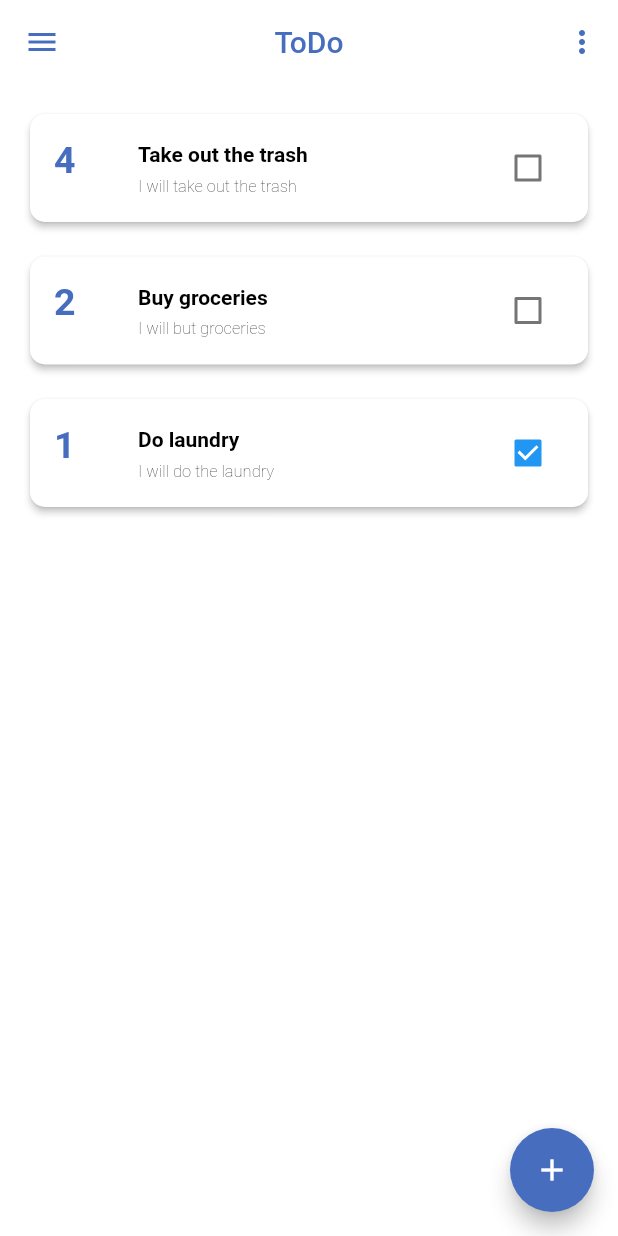
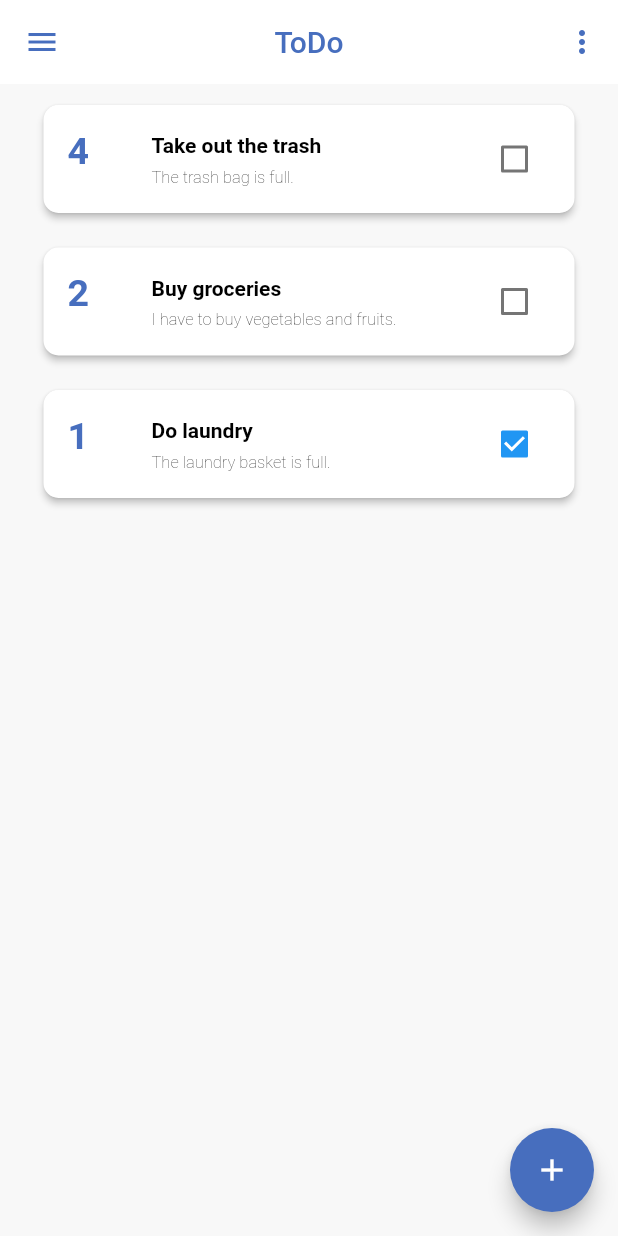
Before and after one commit to Gabin-ishimwe/todo-app-mobile, a Flutter app: the screen it shows after launch, on a phone screen of 412 x 824 dp. Run offline on Flutter 3.47's test engine with Material 2 defaults, Android fonts, the light colour scheme and no system bars.

Commit message:
merging with main

```diff
--- a/lib/screens/all_tasks.dart
+++ b/lib/screens/all_tasks.dart
@@ -1,5 +1,7 @@
+// imports the material library to use Material widgets
 import 'package:flutter/material.dart';
 
+// a class for a task
 class Todo {
   String title;
   dynamic isCompleted;
@@ -8,45 +10,57 @@ class Todo {
   Todo(this.title, this.isCompleted, this.description, this.priority);
 }
 
+// AllTasksPage is a stateful widget that displays a list of tasks.
 class AllTasksPage extends StatefulWidget {
   @override
   _AllTasksPage createState() => _AllTasksPage();
 }
 
+// _AllTasksPage is the state object for the AllTasksPage widget.
 class _AllTasksPage extends State<AllTasksPage> {
-  // List<String> todos = [ 'Take out the trash' 'Buy groceries' 'Do laundry' ];
+  // A list of Todo objects to be displayed.
   List<Todo> todos = [
-    Todo('Take out the trash', false, 'I will take out the trash', 4),
-    Todo('Buy groceries', false, 'I will but groceries', 2),
-    Todo('Do laundry', true, 'I will do the laundry', 1),
+    Todo('Take out the trash', false, 'The trash bag is full.', 4),
+    Todo('Buy groceries', false, 'I have to buy vegetables and fruits.', 2),
+    Todo('Do laundry', true, 'The laundry basket is full.', 1),
   ];
+
   bool? tapped;
 
   @override
   Widget build(BuildContext context) {
+    // The widget returns a container that wraps the screen content.
     return Container(
-      color: Colors.grey[250],
+      color: Color.fromARGB(255, 248, 248, 248),
+      // centers everything inside the container
       child: Center(
-        child: Padding(
-            padding: const EdgeInsets.all(6.0),
+        // a container wrapper for the list of tasks
         child: Container(
-              margin: EdgeInsets.all(10),
+          // add margin so that their is space between the screen edges and the tasks list
+          margin: EdgeInsets.symmetric(horizontal: 25, vertical: 10),
+          //display the tasks i.e. Todo objects in the list.
           child: ListView.builder(
             itemCount: todos.length,
             itemBuilder: (BuildContext context, int index) {
+              // return a column that streches and occupy the space available cross axis (horizontally)
               return Column(
                 crossAxisAlignment: CrossAxisAlignment.stretch,
                 children: <Widget>[
+                  // each task is a card and the card wraps the list tile for each task
                   Card(
-                          // margin: const EdgeInsets.symmetric(vertical: 10, horizontal: 30),
+                      // adds a shadow to the card
                       elevation: 2,
                       color: Colors.white,
+                      // makes the cards edges to be round
                       shape: RoundedRectangleBorder(
                         borderRadius: BorderRadius.circular(10.0),
                       ),
+                      // displays a task.
                       child: ListTile(
                         autofocus: false,
+                        // the widget displayed before the title of the task
                         leading: Text(
+                          // converts the number to string
                           todos[index].priority.toString(),
                           textAlign: TextAlign.left,
                           style: TextStyle(
@@ -54,6 +68,7 @@ class _AllTasksPage extends State<AllTasksPage> {
                               fontSize: 25.0,
                               fontWeight: FontWeight.bold),
                         ),
+                        // displays the title of the task
                         title: Text(
                           todos[index].title,
                           textAlign: TextAlign.left,
@@ -62,6 +77,7 @@ class _AllTasksPage extends State<AllTasksPage> {
                               fontSize: 14.0,
                               fontWeight: FontWeight.w600),
                         ),
+                        // displays the description of the task
                         subtitle: Text(
                           todos[index].description,
                           style: TextStyle(
@@ -69,7 +85,9 @@ class _AllTasksPage extends State<AllTasksPage> {
                               fontSize: 11.0,
                               fontWeight: FontWeight.w200),
                         ),
+                        // a widget to be displayed after the title and subtitle
                         trailing: Checkbox(
+                          // a checkbox that shows if a task is completed or not
                           value: todos[index].isCompleted,
                           onChanged: (bool? value) {
                             setState(() {
@@ -77,13 +95,15 @@ class _AllTasksPage extends State<AllTasksPage> {
                             });
                           },
                         ),
-                            selected: true,
+                        // a function that defines what happens when the list tile is tapped
+                        // for now since nothing happens. we only sets the variable tapped to be true
                         onTap: () {
                           setState(() {
                             tapped = true;
                           });
                         },
                       )),
+                  // a size box that adds space after each task on the list
                   SizedBox(
                     height: 15,
                   )
@@ -91,7 +111,7 @@ class _AllTasksPage extends State<AllTasksPage> {
               );
             },
           ),
-            )), //Padding
+        ),
       ), //Center
     ); //SizedBox
   }
```
Also changed, not shown: lib/screens/create_task.dart (+49 -17 lines), lib/screens/homeScreen.dart (+9 -0 lines). Lines whose indentation alone changed are shown as unchanged.
